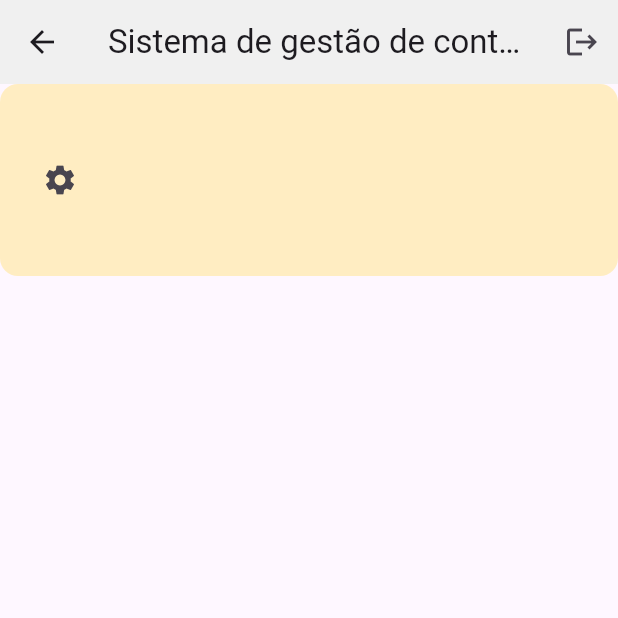
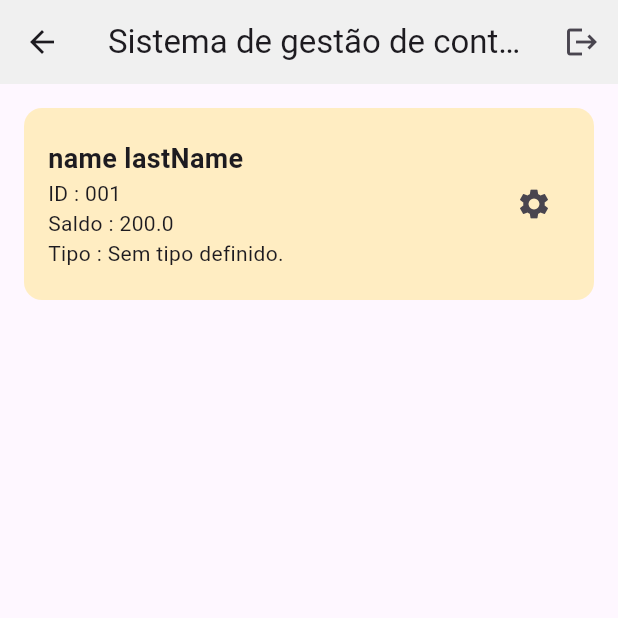
Before and after one commit to leonardo-silva/flutter-banco-douro, a Flutter app: the HomeScreen screen opened by its route, on a phone screen of 412 x 824 dp, the top half of it. Run offline on Flutter 3.47's test engine with Material 3 defaults, Android fonts, the phone set to English and light mode, and no system bars.

Commit message:
feat: showing AccountWidget attributes

```diff
--- a/lib/ui/home_screen.dart
+++ b/lib/ui/home_screen.dart
@@ -21,7 +21,9 @@
           ),
         ],
       ),
-      body: AccountWidget(
+      body: Padding(
+        padding: const EdgeInsets.all(16.0),
+        child: AccountWidget(
           account: Account(
             id: "001",
             name: "name",
@@ -30,6 +32,7 @@
             accountType: null,
           ),
         ),
+      ),
     );
   }
 }
--- a/lib/ui/widgets/account_widget.dart
+++ b/lib/ui/widgets/account_widget.dart
@@ -16,8 +16,21 @@
         borderRadius: BorderRadius.circular(12),
       ),
       child: Row(
+        mainAxisAlignment: MainAxisAlignment.spaceBetween,
         children: [
-          Column(),
+          Column(
+            mainAxisAlignment: MainAxisAlignment.center,
+            crossAxisAlignment: CrossAxisAlignment.start,
+            children: [
+              Text(
+                "${account.name} ${account.lastName}",
+                style: TextStyle(fontSize: 18, fontWeight: FontWeight.bold),
+              ),
+              Text("ID : ${account.id}"),
+              Text("Saldo : ${account.balance.toString()}"),
+              Text("Tipo : ${account.accountType ?? "Sem tipo definido."}"),
+            ],
+          ),
           IconButton(onPressed: () {}, icon: Icon(Icons.settings)),
         ],
       ),
```
Lines whose indentation alone changed are shown as unchanged.
